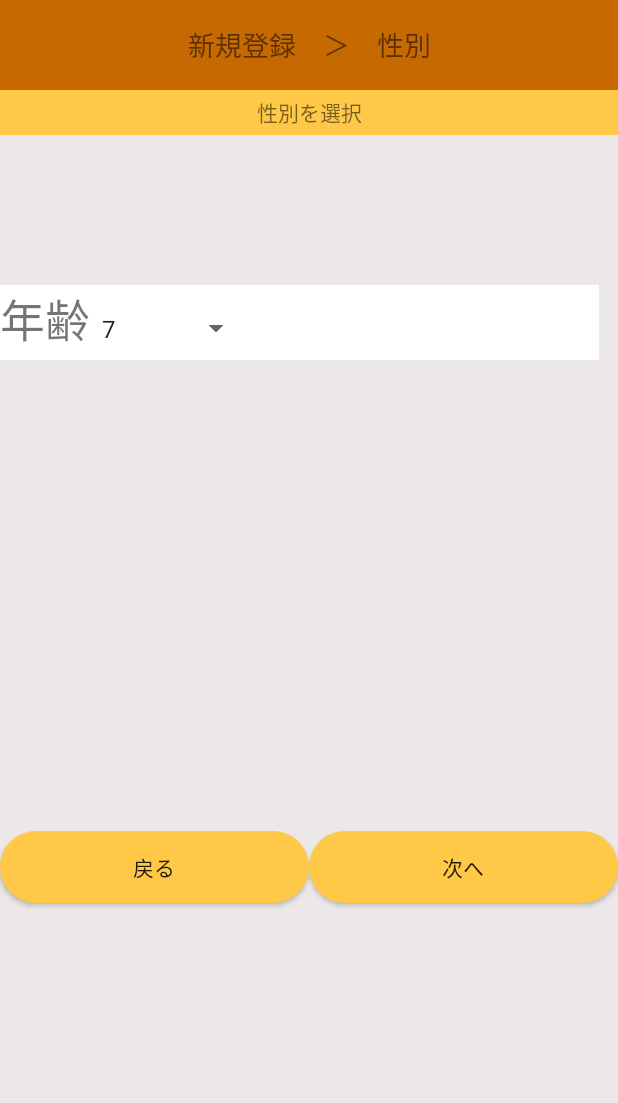
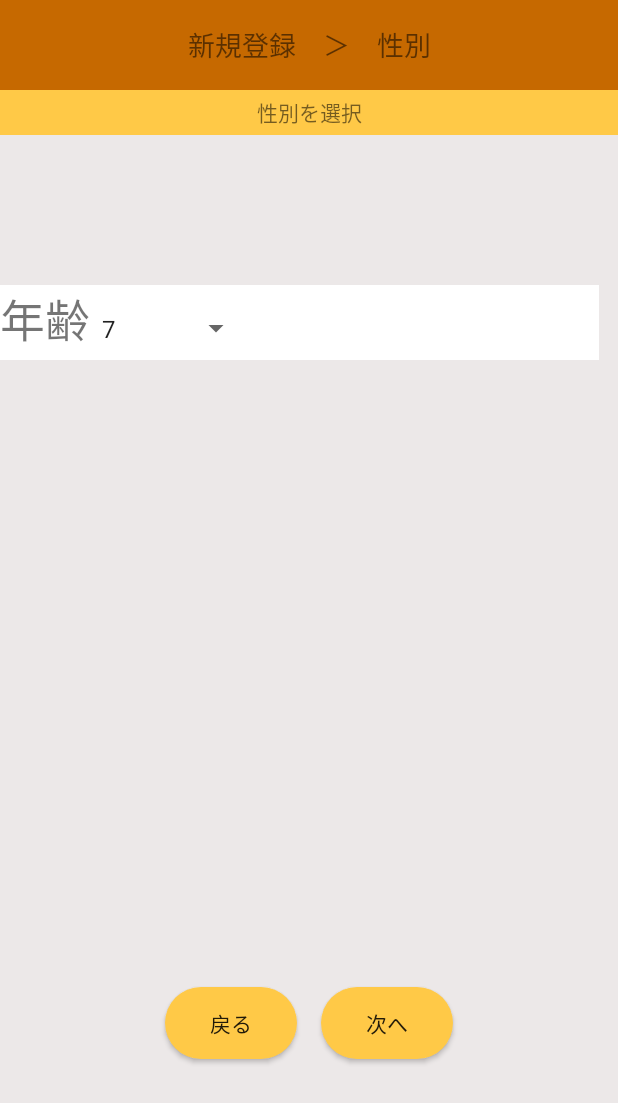
Before and after one commit to hamigakitanuki/codnate_android, an Android app: the layout activity_start3.xml on its own in the app's theme, with its tools: preview values and no code run, on a phone screen of 412 x 824 dp. Shown: the top 1103 px of the screen. Run offline under Robolectric (Android 15) with nearby library versions, the phone set to English and light mode, and no system bars.

Commit message:
start画面のボタンの位置調節しました！！

```diff
--- a/app/src/main/res/layout/activity_start1.xml
+++ b/app/src/main/res/layout/activity_start1.xml
@@ -37,7 +37,7 @@
                 android:layout_height="50dp"
                 android:gravity="center"
                 android:text="@string/kode"
-                android:textSize="21sp" />
+                android:textSize="18dp" />
 
             <TextView
                 android:id="@+id/textView12"
--- a/app/src/main/res/layout/activity_start3.xml
+++ b/app/src/main/res/layout/activity_start3.xml
@@ -52,38 +52,31 @@
                 android:textSize="50sp" />
         </LinearLayout>
 
-        <TextView
-            android:id="@+id/textView16"
-            android:layout_width="match_parent"
-            android:layout_height="314dp" />
-
         <LinearLayout
             android:layout_width="match_parent"
             android:layout_height="match_parent"
+            android:layout_marginTop="300dp"
+            android:gravity="center"
             android:orientation="horizontal">
 
             <Button
                 android:id="@+id/back_start3"
-                android:layout_width="206dp"
+                android:layout_width="wrap_content"
                 android:layout_height="wrap_content"
+                android:layout_marginEnd="8dp"
                 android:background="@drawable/frame_style4"
                 android:elevation="8dp"
                 android:text="@string/back" />
 
             <Button
                 android:id="@+id/next_start3"
-                android:layout_width="206dp"
+                android:layout_width="wrap_content"
                 android:layout_height="wrap_content"
+                android:layout_marginStart="8dp"
                 android:background="@drawable/frame_style4"
                 android:elevation="8dp"
                 android:text="@string/next" />
 
-            <TextView
-                android:id="@+id/test3"
-                android:layout_width="wrap_content"
-                android:layout_height="wrap_content"
-                android:layout_weight="1"
-                android:text="Test" />
         </LinearLayout>
 
     </LinearLayout>
--- a/app/src/main/res/values/styles.xml
+++ b/app/src/main/res/values/styles.xml
@@ -1,7 +1,7 @@
 <resources>
 
     <!-- Base application theme. -->
-    <style name="AppTheme" parent="Theme.AppCompat.Light.DarkActionBar">
+    <style name="AppTheme" parent="Theme.AppCompat.Light.NoActionBar">
         <!-- Customize your theme here. -->
         <item name="colorPrimary">@color/primaryColor</item>
         <item name="colorPrimaryDark">@color/primaryDarkColor</item>
```
Also changed, not shown: app/src/main/res/layout/activity_start2.xml (+6 -3 lines), app/src/main/res/layout/activity_start4.xml (+7 -4 lines), app/src/main/res/layout/activity_start5.xml (+8 -5 lines).
